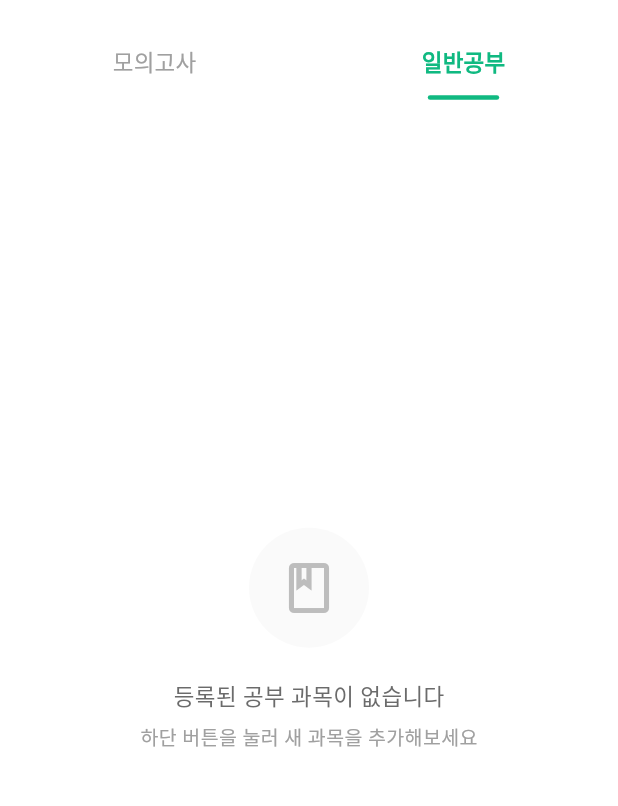
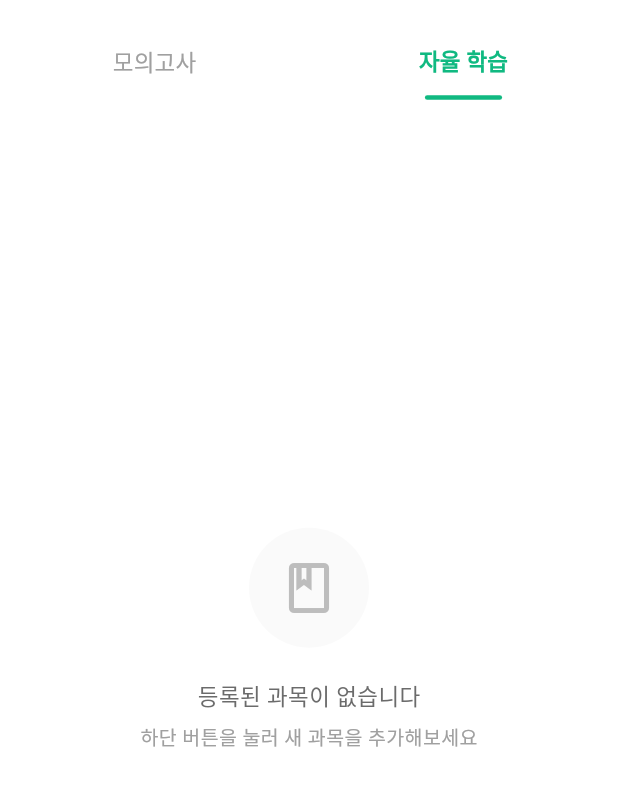
Before and after one commit to XuTuX/lasttimer, a Flutter app: the screen it shows after launch, tab 2 chosen, on a phone screen of 412 x 824 dp, the part 57-863 px from its top. Run offline on Flutter 3.47's test engine with Material 3 defaults, Android fonts, the phone set to English and light mode, and no system bars; our stand-ins replace flutter_slidable, get, isar, shared_preferences; accounts and stored records are empty; generated files the repository leaves out were written again.

Commit message:
모멘텀

```diff
--- a/lib/database/subject_db.dart
+++ b/lib/database/subject_db.dart
@@ -4,7 +4,7 @@ part 'subject_db.g.dart';
 
 /// 과목 타입
 enum SubjectType {
-  practice, // 일반공부 (스톱워치)
+  practice, // 자율 학습 (스톱워치)
   mock, // 모의고사 (카운트다운)
 }
 
@@ -15,7 +15,7 @@ class SubjectDb {
   /// 과목명 - 단독 unique 제거, 복합 인덱스로 변경
   late String subjectName;
 
-  /// 과목 타입: 0 = practice (일반공부), 1 = mock (모의고사)
+  /// 과목 타입: 0 = practice (자율 학습), 1 = mock (모의고사)
   @enumerated
   SubjectType type = SubjectType.practice;
 
@@ -36,6 +36,6 @@ class SubjectDb {
   /// 모의고사 타입인지 확인
   bool get isMock => type == SubjectType.mock;
 
-  /// 일반공부 타입인지 확인
+  /// 자율 학습 타입인지 확인
   bool get isPractice => type == SubjectType.practice;
 }
--- a/lib/pages/subject_detail/subject_detail_controller.dart
+++ b/lib/pages/subject_detail/subject_detail_controller.dart
@@ -28,7 +28,7 @@ class SubjectDetailController extends GetxController {
   final topSlowQuestions = <MapEntry<int, double>>[].obs; // 상위 10% 느린 문항
   final questionTrimmedMeans = <int, double>{}.obs; // 문항별 절사평균
 
-  // 일반공부 전용 Stats
+  // 자율 학습 전용 Stats
   final totalStudySeconds = 0.obs; // 총 공부 시간
   final totalLapCount = 0.obs; // 총 문제 풀이 수
 
@@ -115,7 +115,7 @@ class SubjectDetailController extends GetxController {
     );
   }
 
-  /// 일반공부 전용 분석 지표 계산
+  /// 자율 학습 전용 분석 지표 계산
   void _calculatePracticeStats(List<ExamDb> data) {
     // 총 공부 시간
     totalStudySeconds.value = data.fold<int>(
--- a/lib/pages/subjects/subject_controller.dart
+++ b/lib/pages/subjects/subject_controller.dart
@@ -75,11 +75,11 @@ class SubjectController extends GetxController {
     });
   }
 
-  /// 일반공부 과목 추가
+  /// 자율 학습 과목 추가
   Future<void> addPracticeSubject(String name) async {
     // [이슈 1] 중복 체크
     if (isNameDuplicate(name, SubjectType.practice)) {
-      Get.snackbar('오류', '공부 탭에 이미 같은 이름의 과목이 있습니다.');
+      Get.snackbar('오류', '자율 학습 탭에 이미 같은 이름의 과목이 있습니다.');
       return;
     }
 
--- a/lib/pages/subjects/subject_list_page.dart
+++ b/lib/pages/subjects/subject_list_page.dart
@@ -23,7 +23,7 @@ class SubjectListPage extends GetView<SubjectController> {
           bottom: TabBar(
             tabs: const [
               Tab(text: '모의고사'),
-              Tab(text: '일반공부'),
+              Tab(text: '자율 학습'),
             ],
             indicatorWeight: 2.5,
             indicatorPadding: const EdgeInsets.symmetric(horizontal: 4),
@@ -59,7 +59,7 @@ class SubjectListPage extends GetView<SubjectController> {
       // [이슈 2] Empty state 내부에서는 버튼 제거 (문구만 표시)
       return _AnimatedEmptyState(
         icon: isMock ? Icons.timer_outlined : Icons.book_outlined,
-        title: isMock ? '등록된 모의고사가 없습니다' : '등록된 공부 과목이 없습니다',
+        title: isMock ? '등록된 모의고사가 없습니다' : '등록된 과목이 없습니다',
         subtitle: '하단 버튼을 눌러 새 과목을 추가해보세요',
       );
     }
@@ -239,9 +239,7 @@ class _SubjectCardWithMeta extends StatelessWidget {
                   Text(
                     '${(subject.mockTimeSeconds ?? 0) ~/ 60}분 · ${subject.mockQuestionCount ?? 0}문항',
                     style: AppTypography.bodySmall,
-                  )
-                else
-                  const Text('일반공부 · 스톱워치', style: AppTypography.bodySmall),
+                  ),
               ],
             ),
           ),
@@ -326,7 +324,7 @@ class _AddSubjectSheetState extends State<_AddSubjectSheet> {
               children: [
                 _buildTypeTab('모의고사', SubjectType.mock),
                 const SizedBox(width: 12),
-                _buildTypeTab('일반공부', SubjectType.practice),
+                _buildTypeTab('자율 학습', SubjectType.practice),
               ],
             ),
             const SizedBox(height: 32),
```
